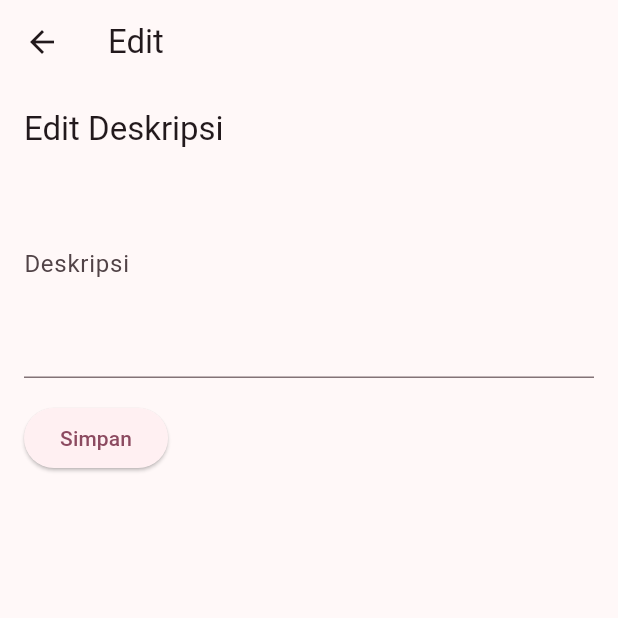
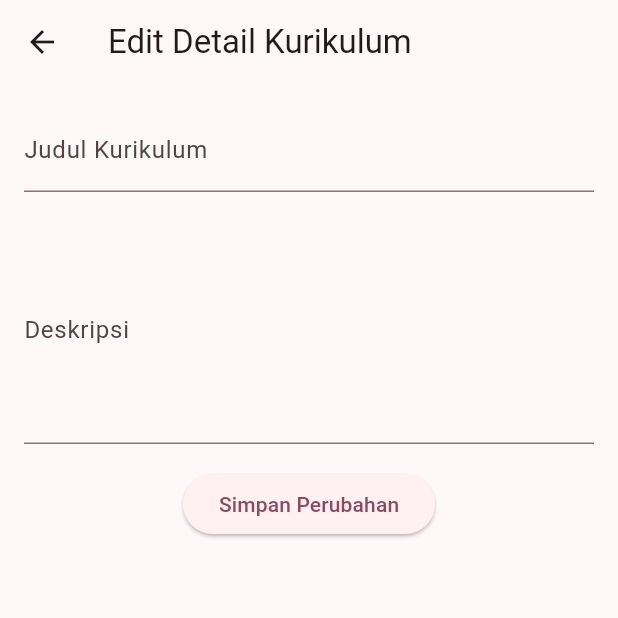
Before and after one commit to mochikoeki/studyit, a Flutter app: the EditKurikulumDetailPage screen opened directly with empty values, on a phone screen of 412 x 824 dp, the top half of it. Run offline on Flutter 3.47's test engine with Material 3 defaults, Android fonts, the phone set to English and light mode, and no system bars; our stand-ins replace cloud_firestore, firebase_auth, firebase_core, firebase_storage, google_nav_bar, image_picker and 1 more; accounts and stored records are empty.

Commit message:
Hadeh capek

```diff
--- a/lib/admin/kurikulum_admin.dart
+++ b/lib/admin/kurikulum_admin.dart
@@ -1,6 +1,7 @@
 import 'package:flutter/material.dart';
+import 'package:studyit/admin/kurikulum_edit.dart';
 import 'package:studyit/pages/kurikulum.dart';
-import 'package:studyit/admin/kurikulum_edit.dart';
+
 
 class KurikulumAdmin extends StatelessWidget {
   const KurikulumAdmin({super.key});
--- a/lib/admin/kurikulum_edit.dart
+++ b/lib/admin/kurikulum_edit.dart
@@ -1,5 +1,5 @@
 import 'package:flutter/material.dart';
-import 'kurikulum_edit_detail.dart'; // Import file kurikulum_edit_detail.dart
+import 'package:studyit/admin/kurikulum_edit_detail.dart';
 
 class KurikulumEditPage extends StatelessWidget {
   const KurikulumEditPage({super.key});
--- a/lib/admin/kurikulum_edit_detail.dart
+++ b/lib/admin/kurikulum_edit_detail.dart
@@ -1,64 +1,42 @@
+// kurikulum_edit_detail.dart
 import 'package:flutter/material.dart';
 
-class EditKurikulumDetailPage extends StatefulWidget {
+class EditKurikulumDetailPage extends StatelessWidget {
   final String title;
   final String description;
 
-  // Constructor yang menerima title dan description
-  const EditKurikulumDetailPage({
-    super.key,
-    required this.title,
-    required this.description,
-  });
-
-  @override
-  EditKurikulumDetailPageState createState() =>
-      EditKurikulumDetailPageState();
-}
-
-class EditKurikulumDetailPageState extends State<EditKurikulumDetailPage> {
-  late TextEditingController _descriptionController;
-
-  @override
-  void initState() {
-    super.initState();
-    // Set initial value for description field
-    _descriptionController = TextEditingController(text: widget.description);
-  }
-
-  @override
-  void dispose() {
-    _descriptionController.dispose();
-    super.dispose();
-  }
+  const EditKurikulumDetailPage(
+      {super.key, required this.title, required this.description});
 
   @override
   Widget build(BuildContext context) {
+    final titleController = TextEditingController(text: title);
+    final descriptionController = TextEditingController(text: description);
+
     return Scaffold(
       appBar: AppBar(
-        title: Text('Edit ${widget.title}'),
+        title: const Text('Edit Detail Kurikulum'),
       ),
       body: Padding(
         padding: const EdgeInsets.all(16.0),
         child: Column(
-          crossAxisAlignment: CrossAxisAlignment.start,
           children: [
-            Text(
-              'Edit Deskripsi ${widget.title}',
-              style: Theme.of(context).textTheme.titleLarge,
+            TextField(
+              controller: titleController,
+              decoration: const InputDecoration(labelText: 'Judul Kurikulum'),
             ),
+            const SizedBox(height: 16),
             TextField(
-              controller: _descriptionController,
+              controller: descriptionController,
               decoration: const InputDecoration(labelText: 'Deskripsi'),
               maxLines: 5,
             ),
             const SizedBox(height: 16),
             ElevatedButton(
               onPressed: () {
-                // Logic to update Firestore can be added here
-                Navigator.pop(context, _descriptionController.text);
+                Navigator.pop(context);
               },
-              child: const Text('Simpan'),
+              child: const Text('Simpan Perubahan'),
             ),
           ],
         ),
```
